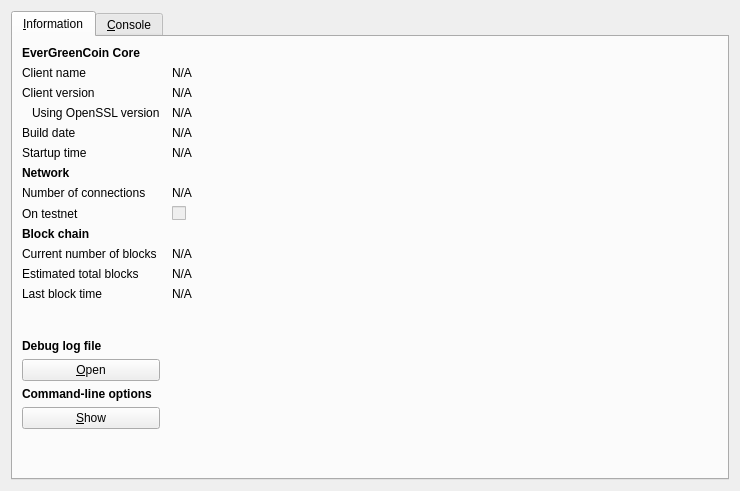
This is src/qt/forms/rpcconsole.ui in EverGreenCoinDev/EverGreenCoin as Qt 5 draws it before an edit. The edited form follows.
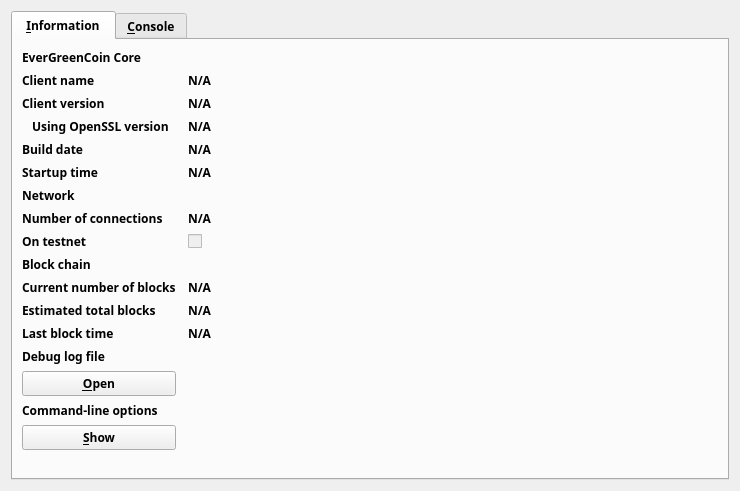
This is the edited form. Icons and pictures are not drawn.

Commit message: Typola dev commit

Patch:
```diff
--- a/src/qt/forms/rpcconsole.ui
+++ b/src/qt/forms/rpcconsole.ui
@@ -16,6 +16,14 @@
   <layout class="QVBoxLayout" name="verticalLayout_2">
    <item>
     <widget class="QTabWidget" name="tabWidget">
+     <property name="font">
+      <font>
+       <family>Typola</family>
+       <weight>75</weight>
+       <bold>true</bold>
+       <stylestrategy>PreferAntialias</stylestrategy>
+      </font>
+     </property>
      <property name="styleSheet">
       <string notr="true"/>
      </property>
@@ -24,7 +32,7 @@
      </property>
      <widget class="QWidget" name="tab_info">
       <attribute name="title">
-       <string>&amp;Information</string>
+       <string> &amp;Information </string>
       </attribute>
       <layout class="QGridLayout" name="gridLayout" columnstretch="0,1">
        <property name="horizontalSpacing">
@@ -34,8 +42,10 @@
         <widget class="QLabel" name="label_9">
          <property name="font">
           <font>
+           <family>Typola</family>
            <weight>75</weight>
            <bold>true</bold>
+           <stylestrategy>PreferAntialias</stylestrategy>
           </font>
          </property>
          <property name="text">
@@ -45,6 +55,14 @@
        </item>
        <item row="1" column="0">
         <widget class="QLabel" name="label_5">
+         <property name="font">
+          <font>
+           <family>Typola</family>
+           <weight>75</weight>
+           <bold>true</bold>
+           <stylestrategy>PreferAntialias</stylestrategy>
+          </font>
+         </property>
          <property name="text">
           <string>Client name</string>
          </property>
@@ -52,6 +70,14 @@
        </item>
        <item row="1" column="1">
         <widget class="QLabel" name="clientName">
+         <property name="font">
+          <font>
+           <family>Typola</family>
+           <weight>75</weight>
+           <bold>true</bold>
+           <stylestrategy>PreferAntialias</stylestrategy>
+          </font>
+         </property>
          <property name="cursor">
           <cursorShape>IBeamCursor</cursorShape>
          </property>
@@ -68,6 +94,14 @@
        </item>
        <item row="2" column="0">
         <widget class="QLabel" name="label_6">
+         <property name="font">
+          <font>
+           <family>Typola</family>
+           <weight>75</weight>
+           <bold>true</bold>
+           <stylestrategy>PreferAntialias</stylestrategy>
+          </font>
+         </property>
          <property name="text">
           <string>Client version</string>
          </property>
@@ -75,6 +109,14 @@
        </item>
        <item row="2" column="1">
         <widget class="QLabel" name="clientVersion">
+         <property name="font">
+          <font>
+           <family>Typola</family>
+           <weight>75</weight>
+           <bold>true</bold>
+           <stylestrategy>PreferAntialias</stylestrategy>
+          </font>
+         </property>
          <property name="cursor">
           <cursorShape>IBeamCursor</cursorShape>
          </property>
@@ -91,6 +133,14 @@
        </item>
        <item row="3" column="0">
         <widget class="QLabel" name="label_14">
+         <property name="font">
+          <font>
+           <family>Typola</family>
+           <weight>75</weight>
+           <bold>true</bold>
+           <stylestrategy>PreferAntialias</stylestrategy>
+          </font>
+         </property>
          <property name="text">
           <string>Using OpenSSL version</string>
          </property>
@@ -101,6 +151,14 @@
        </item>
        <item row="3" column="1">
         <widget class="QLabel" name="openSSLVersion">
+         <property name="font">
+          <font>
+           <family>Typola</family>
+           <weight>75</weight>
+           <bold>true</bold>
+           <stylestrategy>PreferAntialias</stylestrategy>
+          </font>
+         </property>
          <property name="cursor">
           <cursorShape>IBeamCursor</cursorShape>
          </property>
@@ -117,6 +175,14 @@
        </item>
        <item row="4" column="0">
         <widget class="QLabel" name="label_12">
+         <property name="font">
+          <font>
+           <family>Typola</family>
+           <weight>75</weight>
+           <bold>true</bold>
+           <stylestrategy>PreferAntialias</stylestrategy>
+          </font>
+         </property>
          <property name="text">
           <string>Build date</string>
          </property>
@@ -124,6 +190,14 @@
        </item>
        <item row="4" column="1">
         <widget class="QLabel" name="buildDate">
+         <property name="font">
+          <font>
+           <family>Typola</family>
+           <weight>75</weight>
+           <bold>true</bold>
+           <stylestrategy>PreferAntialias</stylestrategy>
+          </font>
+         </property>
          <property name="cursor">
           <cursorShape>IBeamCursor</cursorShape>
          </property>
@@ -140,6 +214,14 @@
        </item>
        <item row="5" column="0">
         <widget class="QLabel" name="label_13">
+         <property name="font">
+          <font>
+           <family>Typola</family>
+           <weight>75</weight>
+           <bold>true</bold>
+           <stylestrategy>PreferAntialias</stylestrategy>
+          </font>
+         </property>
          <property name="text">
           <string>Startup time</string>
          </property>
@@ -147,6 +229,14 @@
        </item>
        <item row="5" column="1">
         <widget class="QLabel" name="startupTime">
+         <property name="font">
+          <font>
+           <family>Typola</family>
+           <weight>75</weight>
+           <bold>true</bold>
+           <stylestrategy>PreferAntialias</stylestrategy>
+          </font>
+         </property>
          <property name="cursor">
           <cursorShape>IBeamCursor</cursorShape>
          </property>
@@ -165,8 +255,10 @@
         <widget class="QLabel" name="label_11">
          <property name="font">
           <font>
+           <family>Typola</family>
            <weight>75</weight>
            <bold>true</bold>
+           <stylestrategy>PreferAntialias</stylestrategy>
           </font>
          </property>
          <property name="text">
@@ -176,6 +268,14 @@
        </item>
        <item row="7" column="0">
         <widget class="QLabel" name="label_7">
+         <property name="font">
+          <font>
+           <family>Typola</family>
+           <weight>75</weight>
+           <bold>true</bold>
+           <stylestrategy>PreferAntialias</stylestrategy>
+          </font>
+         </property>
          <property name="text">
           <string>Number of connections</string>
          </property>
@@ -183,6 +283,14 @@
        </item>
        <item row="7" column="1">
         <widget class="QLabel" name="numberOfConnections">
+         <property name="font">
+          <font>
+           <family>Typola</family>
+           <weight>75</weight>
+           <bold>true</bold>
+           <stylestrategy>PreferAntialias</stylestrategy>
+          </font>
+         </property>
          <property name="cursor">
           <cursorShape>IBeamCursor</cursorShape>
          </property>
@@ -199,6 +307,14 @@
        </item>
        <item row="8" column="0">
         <widget class="QLabel" name="label_8">
+         <property name="font">
+          <font>
+           <family>Typola</family>
+           <weight>75</weight>
+           <bold>true</bold>
+           <stylestrategy>PreferAntialias</stylestrategy>
+          </font>
+         </property>
          <property name="text">
           <string>On testnet</string>
          </property>
@@ -209,6 +325,14 @@
          <property name="enabled">
           <bool>false</bool>
          </property>
+         <property name="font">
+          <font>
+           <family>Typola</family>
+           <weight>75</weight>
+           <bold>true</bold>
+           <stylestrategy>PreferAntialias</stylestrategy>
+          </font>
+         </property>
          <property name="text">
           <string/>
          </property>
@@ -218,8 +342,10 @@
         <widget class="QLabel" name="label_10">
          <property name="font">
           <font>
+           <family>Typola</family>
            <weight>75</weight>
            <bold>true</bold>
+           <stylestrategy>PreferAntialias</stylestrategy>
           </font>
          </property>
          <property name="text">
@@ -229,6 +355,14 @@
        </item>
        <item row="10" column="0">
         <widget class="QLabel" name="label_3">
+         <property name="font">
+          <font>
+           <family>Typola</family>
+           <weight>75</weight>
+           <bold>true</bold>
+           <stylestrategy>PreferAntialias</stylestrategy>
+          </font>
+         </property>
          <property name="text">
           <string>Current number of blocks</string>
          </property>
@@ -236,6 +370,14 @@
        </item>
        <item row="10" column="1">
         <widget class="QLabel" name="numberOfBlocks">
+         <property name="font">
+          <font>
+           <family>Typola</family>
+           <weight>75</weight>
+           <bold>true</bold>
+           <stylestrategy>PreferAntialias</stylestrategy>
+          </font>
+         </property>
          <property name="cursor">
           <cursorShape>IBeamCursor</cursorShape>
          </property>
@@ -252,6 +394,14 @@
        </item>
        <item row="11" column="0">
         <widget class="QLabel" name="label_4">
+         <property name="font">
+          <font>
+           <family>Typola</family>
+           <weight>75</weight>
+           <bold>true</bold>
+           <stylestrategy>PreferAntialias</stylestrategy>
+          </font>
+         </property>
          <property name="text">
           <string>Estimated total blocks</string>
          </property>
@@ -259,6 +409,14 @@
        </item>
        <item row="11" column="1">
         <widget class="QLabel" name="totalBlocks">
+         <property name="font">
+          <font>
+           <family>Typola</family>
+           <weight>75</weight>
+           <bold>true</bold>
+           <stylestrategy>PreferAntialias</stylestrategy>
+          </font>
+         </property>
          <property name="cursor">
           <cursorShape>IBeamCursor</cursorShape>
          </property>
@@ -275,6 +433,14 @@
        </item>
        <item row="12" column="0">
         <widget class="QLabel" name="label_2">
+         <property name="font">
+          <font>
+           <family>Typola</family>
+           <weight>75</weight>
+           <bold>true</bold>
+           <stylestrategy>PreferAntialias</stylestrategy>
+          </font>
+         </property>
          <property name="text">
           <string>Last block time</string>
          </property>
@@ -282,6 +448,14 @@
        </item>
        <item row="12" column="1">
         <widget class="QLabel" name="lastBlockTime">
+         <property name="font">
+          <font>
+           <family>Typola</family>
+           <weight>75</weight>
+           <bold>true</bold>
+           <stylestrategy>PreferAntialias</stylestrategy>
+          </font>
+         </property>
          <property name="cursor">
           <cursorShape>IBeamCursor</cursorShape>
          </property>
@@ -313,8 +487,10 @@
         <widget class="QLabel" name="labelDebugLogfile">
          <property name="font">
           <font>
+           <family>Typola</family>
            <weight>75</weight>
            <bold>true</bold>
+           <stylestrategy>PreferAntialias</stylestrategy>
           </font>
          </property>
          <property name="text">
@@ -324,6 +500,14 @@
        </item>
        <item row="15" column="0">
         <widget class="QPushButton" name="openDebugLogfileButton">
+         <property name="font">
+          <font>
+           <family>Typola</family>
+           <weight>75</weight>
+           <bold>true</bold>
+           <stylestrategy>PreferAntialias</stylestrategy>
+          </font>
+         </property>
          <property name="toolTip">
           <string>Open the EverGreenCoin debug log file from the current data directory. This can take a few seconds for large log files.</string>
          </property>
@@ -339,8 +523,10 @@
         <widget class="QLabel" name="labelCLOptions">
          <property name="font">
           <font>
+           <family>Typola</family>
            <weight>75</weight>
            <bold>true</bold>
+           <stylestrategy>PreferAntialias</stylestrategy>
           </font>
          </property>
          <property name="text">
@@ -350,6 +536,14 @@
        </item>
        <item row="17" column="0">
         <widget class="QPushButton" name="showCLOptionsButton">
+         <property name="font">
+          <font>
+           <family>Typola</family>
+           <weight>75</weight>
+           <bold>true</bold>
+           <stylestrategy>PreferAntialias</stylestrategy>
+          </font>
+         </property>
          <property name="toolTip">
           <string>Show the EverGreenCoin-Qt help message to get a list with possible EverGreenCoin command-line options.</string>
          </property>
@@ -363,6 +557,11 @@
        </item>
        <item row="18" column="0">
         <spacer name="verticalSpacer">
+         <property name="font">
+          <font>
+           <stylestrategy>PreferAntialias</stylestrategy>
+          </font>
+         </property>
          <property name="orientation">
           <enum>Qt::Vertical</enum>
          </property>
```
Left out of the diff: 17 changed lines with no effect on the pictures. The commit also changes 74 other files.
